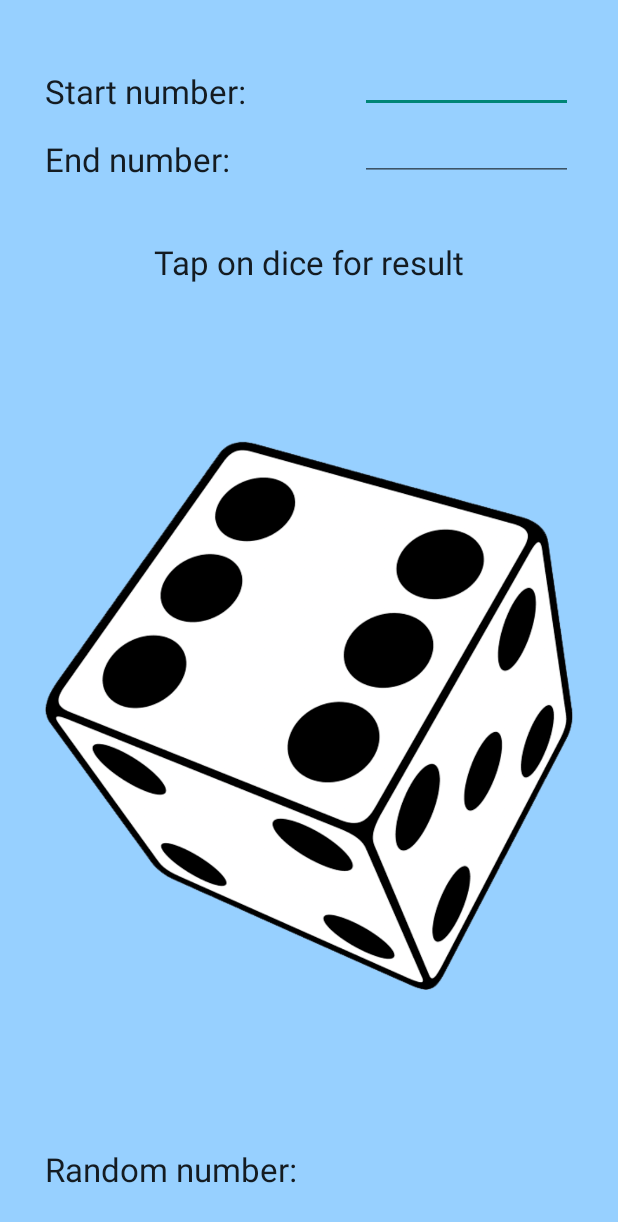
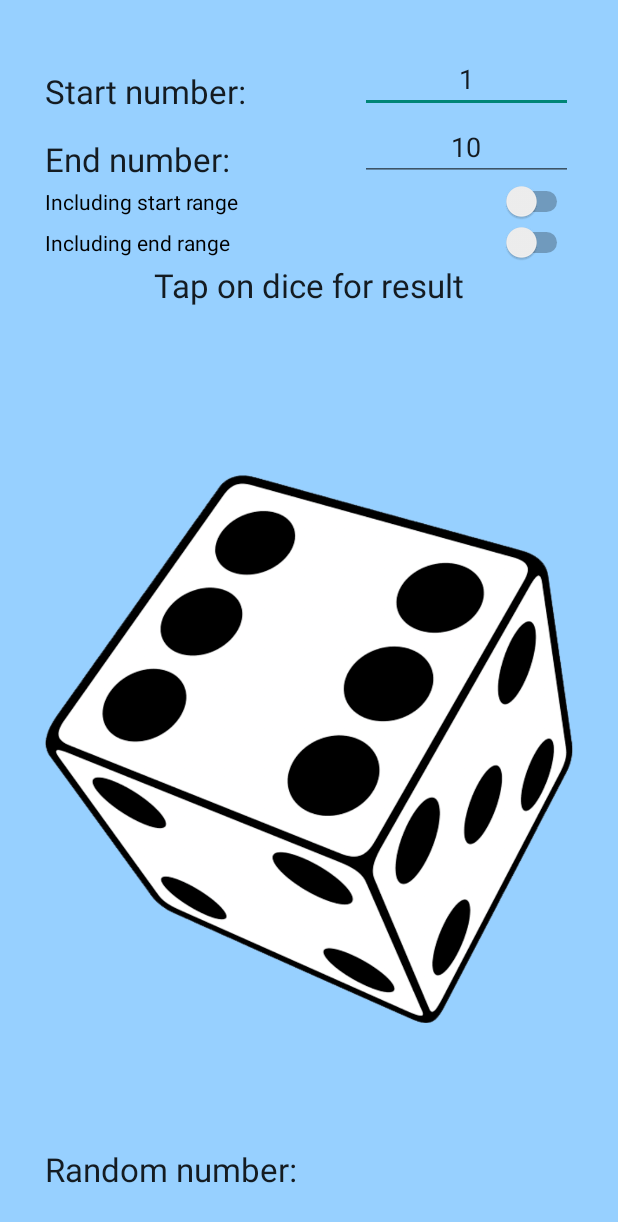
Before and after one commit to AntonyTime/RandomGenerator, an Android app: the screen it shows after launch (MainActivity), on a phone screen of 412 x 824 dp. Shown: the top 1222 px of the screen. Run offline under Robolectric (Android 15) with nearby library versions, the phone set to English and light mode, and no system bars.

Commit message:
add two switch

```diff
--- a/src/main/res/layout/main_layout.xml
+++ b/src/main/res/layout/main_layout.xml
@@ -26,13 +26,13 @@
             android:textAppearance="?android:attr/textAppearanceLarge"
             android:text="@string/txt_tap"
             android:id="@+id/txtTap"
-            android:layout_marginTop="39dp" android:layout_below="@+id/txtEnd" android:layout_centerHorizontal="true"/>
+            android:layout_below="@+id/switchEndRange" android:layout_centerHorizontal="true"/>
     <EditText
             android:layout_width="142dp"
             android:layout_height="wrap_content"
             android:id="@+id/etStartNum"
             android:layout_alignParentRight="true" android:layout_alignParentEnd="true"
-            android:gravity="center" android:inputType="numberSigned"/>
+            android:gravity="center" android:inputType="numberSigned" android:text="1"/>
     <EditText
             android:layout_width="139dp"
             android:layout_height="wrap_content"
@@ -40,7 +40,7 @@
             android:layout_below="@+id/txtStart" android:layout_alignParentRight="true"
             android:layout_alignParentEnd="true"
             android:inputType="numberSigned" android:layout_alignLeft="@+id/etStartNum"
-            android:layout_alignStart="@+id/etStartNum" android:gravity="center"/>
+            android:layout_alignStart="@+id/etStartNum" android:gravity="center" android:text="10"/>
     <TextView
             android:layout_width="wrap_content" android:layout_height="wrap_content"
             android:textAppearance="?android:attr/textAppearanceLarge" android:text="@string/txt_rand"
@@ -53,9 +53,22 @@
             android:textAppearance="?android:attr/textAppearanceLarge"
             android:id="@+id/txtResult" android:layout_alignParentBottom="true" android:layout_alignParentRight="true"
             android:layout_alignParentEnd="true"/>
+    <Switch
+            android:layout_width="wrap_content"
+            android:layout_height="wrap_content"
+            android:text="Including start range"
+            android:id="@+id/switchStartRange" android:layout_below="@+id/txtEnd" android:layout_alignParentLeft="true"
+            android:layout_alignParentStart="true" android:layout_alignParentRight="true"
+            android:layout_alignParentEnd="true" android:checked="false"/>
+    <Switch
+            android:layout_width="wrap_content"
+            android:layout_height="wrap_content"
+            android:text="Including end range"
+            android:id="@+id/switchEndRange" android:layout_below="@+id/switchStartRange" android:layout_alignParentLeft="true"
+            android:layout_alignParentStart="true" android:layout_alignParentRight="true"
+            android:layout_alignParentEnd="true" android:checked="false"/>
     <ImageView android:layout_width="wrap_content" android:layout_height="wrap_content" android:id="@+id/imageView"
                android:src="@drawable/dice" android:onClick="generate" android:contentDescription="@string/dice"
-               android:layout_centerHorizontal="true"
-               android:layout_below="@+id/txtTap" android:layout_above="@+id/txtRandNumber"/>
+               android:layout_centerHorizontal="true" android:layout_below="@+id/txtTap"/>
 
 </RelativeLayout>
```
